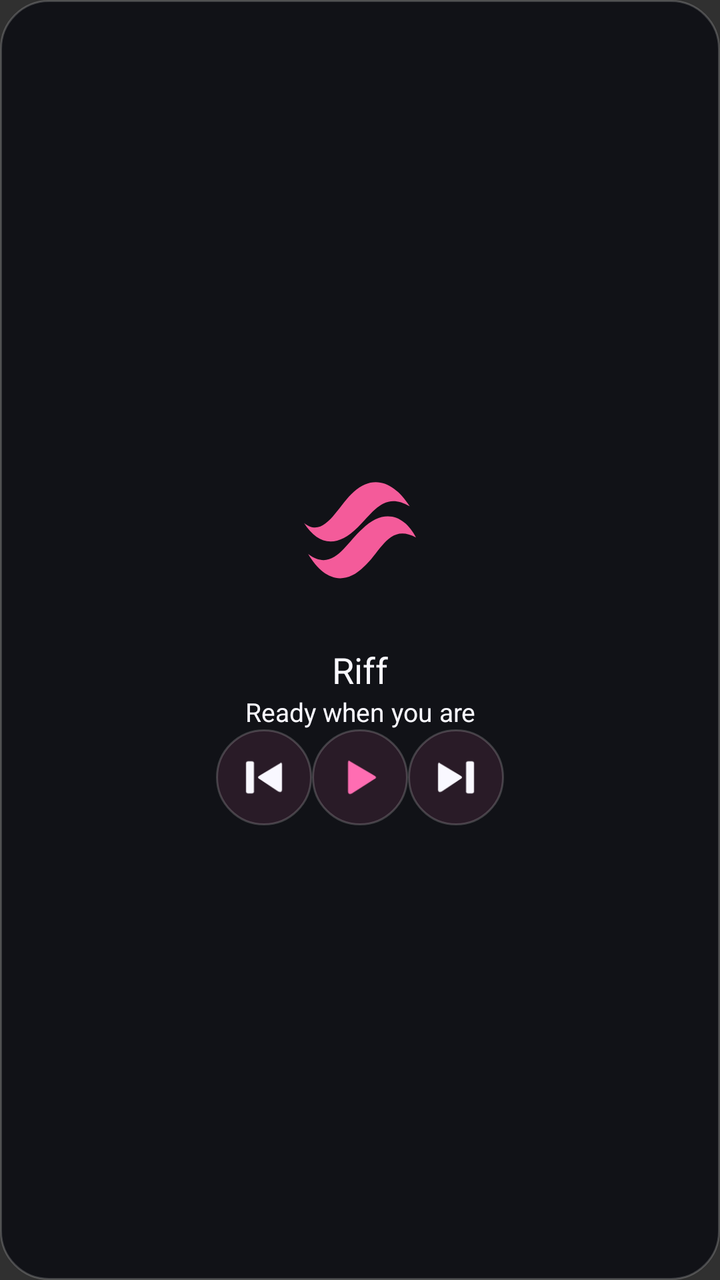
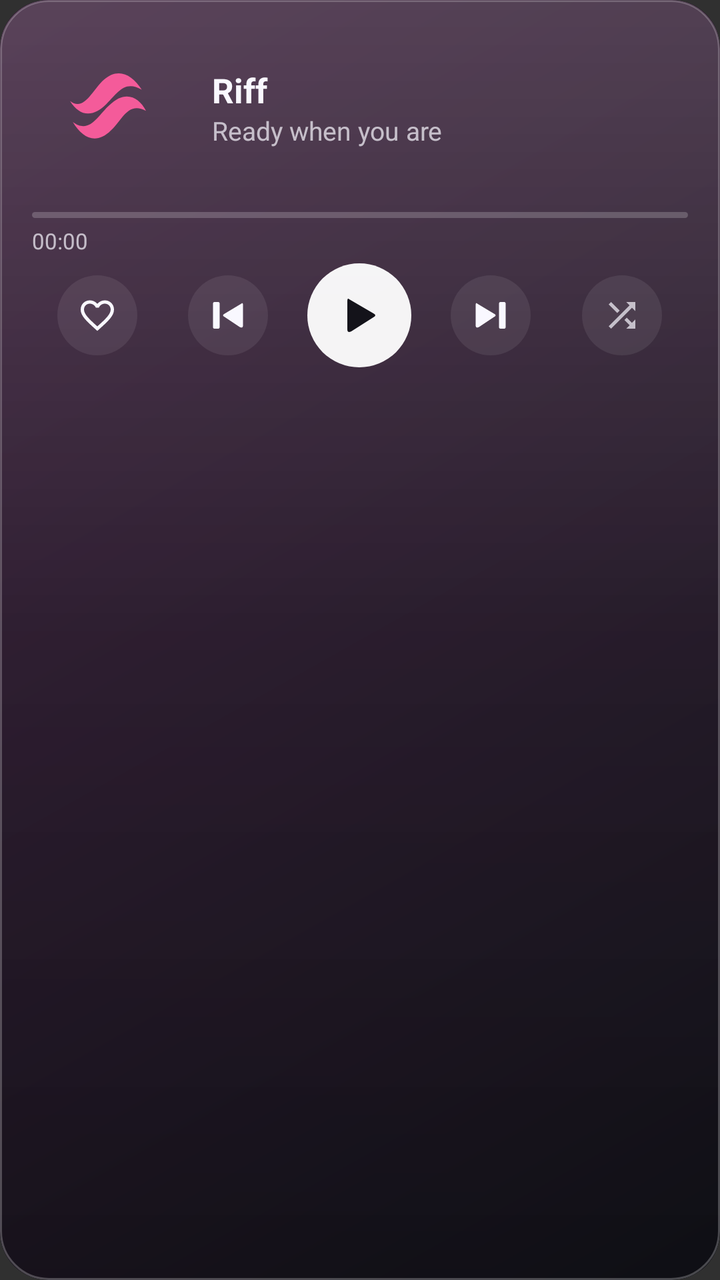

Compare the two renders of this Android layout. The source of the first and the diff that turns it into the second are given below.
<!-- AndroidManifest.xml: application theme android:Theme.Material.NoActionBar -->
<!-- res/layout/widget_large.xml -->
<LinearLayout xmlns:android="http://schemas.android.com/apk/res/android" android:id="@+id/widget_root" android:layout_width="match_parent" android:layout_height="match_parent" android:orientation="vertical" android:gravity="center" android:padding="12dp" android:background="@drawable/widget_background"><ImageView android:id="@+id/widget_art" android:layout_width="112dp" android:layout_height="112dp" android:scaleType="centerCrop" android:contentDescription="@string/widget_artwork" android:src="@drawable/ic_launcher_foreground" /><TextView android:id="@+id/widget_title" android:layout_width="match_parent" android:layout_height="wrap_content" android:text="@string/app_name" android:textColor="#F9F8FF" android:textSize="18sp" android:gravity="center" android:maxLines="1" android:ellipsize="end" /><TextView android:id="@+id/widget_artist" android:layout_width="match_parent" android:layout_height="wrap_content" android:text="@string/ready_when_you_are" android:textColor="#F9F8FF" android:textSize="13sp" android:gravity="center" android:maxLines="1" android:ellipsize="end" /><LinearLayout android:layout_width="wrap_content" android:layout_height="48dp" android:orientation="horizontal" android:gravity="center"><ImageButton android:id="@+id/widget_previous" android:layout_width="48dp" android:layout_height="48dp" android:background="@drawable/widget_button" android:padding="10dp" android:src="@drawable/widget_previous" android:contentDescription="@string/widget_previous" /><ImageButton android:id="@+id/widget_toggle" android:layout_width="48dp" android:layout_height="48dp" android:background="@drawable/widget_button" android:padding="10dp" android:src="@drawable/widget_toggle" android:contentDescription="@string/widget_toggle" /><ImageButton android:id="@+id/widget_next" android:layout_width="48dp" android:layout_height="48dp" android:background="@drawable/widget_button" android:padding="10dp" android:src="@drawable/widget_next" android:contentDescription="@string/widget_next" /></LinearLayout><TextView android:id="@+id/widget_up_next" android:layout_width="match_parent" android:layout_height="wrap_content" android:text="" android:textColor="#F9F8FF" android:textSize="12sp" android:gravity="center" android:maxLines="1" android:ellipsize="end" /></LinearLayout>
<!-- resources referenced by this layout -->
<resources>
  <!-- drawable widget_background (drawable) -->
  <shape xmlns:android="http://schemas.android.com/apk/res/android"><solid android:color="#F2101117"/><corners android:radius="24dp"/><stroke android:width="1dp" android:color="#30FFFFFF"/></shape>
  <!-- drawable widget_button (drawable) -->
  <shape xmlns:android="http://schemas.android.com/apk/res/android"><solid android:color="#1AFF6DB2"/><corners android:radius="24dp"/><stroke android:width="1dp" android:color="#30FFFFFF"/></shape>
  <!-- drawable widget_previous (drawable) -->
  <vector xmlns:android="http://schemas.android.com/apk/res/android" android:width="24dp" android:height="24dp" android:viewportWidth="24" android:viewportHeight="24"><path android:fillColor="#F9F8FF" android:pathData="M20,5Q21,4 21,6L21,18Q21,20 19,19L10,13Q8,12 10,11ZM6,4Q7,4 7,5L7,19Q7,20 6,20L4,20Q3,20 3,19L3,5Q3,4 4,4Z"/></vector>
  <!-- drawable widget_toggle (drawable) -->
  <vector xmlns:android="http://schemas.android.com/apk/res/android" android:width="24dp" android:height="24dp" android:viewportWidth="24" android:viewportHeight="24"><path android:fillColor="#FF6DB2" android:pathData="M7,4Q6,3 6,5L6,19Q6,21 8,20L19,13Q21,12 19,11Z"/></vector>
  <string name="app_name">Riff</string>
  <string name="ready_when_you_are">Ready when you are</string>
  <string name="widget_artwork">Open Riff</string>
  <string name="widget_next">Next song</string>
  <string name="widget_previous">Previous song</string>
  <string name="widget_toggle">Play or pause</string>
  <!-- unchanged entries left out for length: 2 -->
</resources>

<!-- the commit's change to res/layout/widget_large.xml (unified diff, before → after) -->
@@ -1 +1 @@
-<LinearLayout xmlns:android="http://schemas.android.com/apk/res/android" android:id="@+id/widget_root" android:layout_width="match_parent" android:layout_height="match_parent" android:orientation="vertical" android:gravity="center" android:padding="12dp" android:background="@drawable/widget_background"><ImageView android:id="@+id/widget_art" android:layout_width="112dp" android:layout_height="112dp" android:scaleType="centerCrop" android:contentDescription="@string/widget_artwork" android:src="@drawable/ic_launcher_foreground" /><TextView android:id="@+id/widget_title" android:layout_width="match_parent" android:layout_height="wrap_content" android:text="@string/app_name" android:textColor="#F9F8FF" android:textSize="18sp" android:gravity="center" android:maxLines="1" android:ellipsize="end" /><TextView android:id="@+id/widget_artist" android:layout_width="match_parent" android:layout_height="wrap_content" android:text="@string/ready_when_you_are" android:textColor="#F9F8FF" android:textSize="13sp" android:gravity="center" android:maxLines="1" android:ellipsize="end" /><LinearLayout android:layout_width="wrap_content" android:layout_height="48dp" android:orientation="horizontal" android:gravity="center"><ImageButton android:id="@+id/widget_previous" android:layout_width="48dp" android:layout_height="48dp" android:background="@drawable/widget_button" android:padding="10dp" android:src="@drawable/widget_previous" android:contentDescription="@string/widget_previous" /><ImageButton android:id="@+id/widget_toggle" android:layout_width="48dp" android:layout_height="48dp" android:background="@drawable/widget_button" android:padding="10dp" android:src="@drawable/widget_toggle" android:contentDescription="@string/widget_toggle" /><ImageButton android:id="@+id/widget_next" android:layout_width="48dp" android:layout_height="48dp" android:background="@drawable/widget_button" android:padding="10dp" android:src="@drawable/widget_next" android:contentDescription="@string/widget_next" /></LinearLayout><TextView android:id="@+id/widget_up_next" android:layout_width="match_parent" android:layout_height="wrap_content" android:text="" android:textColor="#F9F8FF" android:textSize="12sp" android:gravity="center" android:maxLines="1" android:ellipsize="end" /></LinearLayout>
+<FrameLayout xmlns:android="http://schemas.android.com/apk/res/android" android:id="@+id/widget_root" android:layout_width="match_parent" android:layout_height="match_parent" android:background="@drawable/widget_background" android:clipToOutline="true"><ImageView android:id="@+id/widget_backdrop" android:layout_width="match_parent" android:layout_height="match_parent" android:scaleType="centerCrop" android:src="@drawable/widget_backdrop_idle" android:importantForAccessibility="no"/><LinearLayout android:layout_width="match_parent" android:layout_height="match_parent" android:orientation="vertical" android:padding="16dp" android:background="@drawable/widget_glass_sheen"><LinearLayout android:layout_width="match_parent" android:layout_height="wrap_content" android:orientation="horizontal" android:gravity="center_vertical"><ImageView android:id="@+id/widget_art" android:layout_width="76dp" android:layout_height="76dp" android:scaleType="centerCrop" android:contentDescription="@string/widget_artwork" android:src="@drawable/ic_launcher_foreground" /><LinearLayout android:layout_width="0dp" android:layout_height="wrap_content" android:layout_weight="1" android:orientation="vertical" android:paddingStart="14dp" android:paddingEnd="0dp"><TextView android:id="@+id/widget_title" android:layout_width="match_parent" android:layout_height="wrap_content" android:text="@string/app_name" android:textColor="#F9F8FF" android:textSize="17sp" android:maxLines="1" android:ellipsize="end" android:textStyle="bold" /><TextView android:id="@+id/widget_artist" android:layout_width="match_parent" android:layout_height="wrap_content" android:text="@string/ready_when_you_are" android:textColor="#B3F9F8FF" android:textSize="13sp" android:maxLines="1" android:ellipsize="end" /></LinearLayout></LinearLayout><ProgressBar android:id="@+id/widget_progress" style="@android:style/Widget.ProgressBar.Horizontal" android:layout_width="match_parent" android:layout_height="3dp" android:max="1000" android:progress="0" android:progressDrawable="@drawable/widget_progress" android:layout_marginTop="14dp"/><LinearLayout android:layout_width="match_parent" android:layout_height="wrap_content" android:orientation="horizontal" android:layout_marginTop="4dp"><Chronometer android:id="@+id/widget_elapsed" android:layout_width="0dp" android:layout_height="wrap_content" android:layout_weight="1" android:textColor="#B3F9F8FF" android:textSize="11sp"/><TextView android:id="@+id/widget_duration" android:layout_width="wrap_content" android:layout_height="wrap_content" android:text="" android:textColor="#B3F9F8FF" android:textSize="11sp"/></LinearLayout><LinearLayout android:layout_width="match_parent" android:layout_height="60dp" android:orientation="horizontal" android:gravity="center_vertical"><FrameLayout android:layout_width="0dp" android:layout_height="wrap_content" android:layout_weight="1"><ImageButton android:id="@+id/widget_like" android:layout_width="40dp" android:layout_height="40dp" android:layout_gravity="center" android:background="@drawable/widget_button" android:padding="10dp" android:scaleType="fitCenter" android:src="@drawable/widget_heart" android:contentDescription="@string/like_on_youtube_music" /></FrameLayout><FrameLayout android:layout_width="0dp" android:layout_height="wrap_content" android:layout_weight="1"><ImageButton android:id="@+id/widget_previous" android:layout_width="40dp" android:layout_height="40dp" android:layout_gravity="center" android:background="@drawable/widget_button" android:padding="10dp" android:scaleType="fitCenter" android:src="@drawable/widget_previous" android:contentDescription="@string/widget_previous" /></FrameLayout><FrameLayout android:layout_width="0dp" android:layout_height="wrap_content" android:layout_weight="1"><ImageButton android:id="@+id/widget_toggle" android:layout_width="52dp" android:layout_height="52dp" android:layout_gravity="center" android:background="@drawable/widget_play_button" android:padding="14dp" android:scaleType="fitCenter" android:src="@drawable/widget_toggle" android:contentDescription="@string/widget_toggle" /></FrameLayout><FrameLayout android:layout_width="0dp" android:layout_height="wrap_content" android:layout_weight="1"><ImageButton android:id="@+id/widget_next" android:layout_width="40dp" android:layout_height="40dp" android:layout_gravity="center" android:background="@drawable/widget_button" android:padding="10dp" android:scaleType="fitCenter" android:src="@drawable/widget_next" android:contentDescription="@string/widget_next" /></FrameLayout><FrameLayout android:layout_width="0dp" android:layout_height="wrap_content" android:layout_weight="1"><ImageButton android:id="@+id/widget_shuffle" android:layout_width="40dp" android:layout_height="40dp" android:layout_gravity="center" android:background="@drawable/widget_button" android:padding="10dp" android:scaleType="fitCenter" android:src="@drawable/widget_shuffle" android:contentDescription="@string/shuffle_off" /></FrameLayout></LinearLayout><LinearLayout android:id="@+id/widget_up_next" android:layout_width="match_parent" android:layout_height="wrap_content" android:orientation="vertical" android:layout_marginTop="4dp" android:visibility="gone"><TextView android:layout_width="match_parent" android:layout_height="wrap_content" android:text="@string/up_next" android:textAllCaps="true" android:letterSpacing="0.08" android:textColor="#B3F9F8FF" android:textSize="11sp"/><TextView android:id="@+id/widget_up_next_1" android:layout_width="match_parent" android:layout_height="wrap_content" android:layout_marginTop="6dp" android:background="@drawable/widget_row" android:paddingHorizontal="12dp" android:paddingVertical="8dp" android:text="" android:textColor="#F9F8FF" android:textSize="13sp" android:maxLines="1" android:ellipsize="end"/><TextView android:id="@+id/widget_up_next_2" android:layout_width="match_parent" android:layout_height="wrap_content" android:layout_marginTop="6dp" android:background="@drawable/widget_row" android:paddingHorizontal="12dp" android:paddingVertical="8dp" android:text="" android:textColor="#F9F8FF" android:textSize="13sp" android:maxLines="1" android:ellipsize="end"/></LinearLayout></LinearLayout></FrameLayout>
<!-- resource entries referenced after the edit -->
@@ -1,15 +1,35 @@
 <!-- resources referenced by this layout -->
 <resources>
+  <!-- drawable widget_backdrop_idle (drawable) -->
+  <shape xmlns:android="http://schemas.android.com/apk/res/android"><gradient android:angle="315" android:startColor="#3A1E3A" android:endColor="#101117"/></shape>
   <!-- drawable widget_background (drawable) -->
-  <shape xmlns:android="http://schemas.android.com/apk/res/android"><solid android:color="#F2101117"/><corners android:radius="24dp"/><stroke android:width="1dp" android:color="#30FFFFFF"/></shape>
+  <shape xmlns:android="http://schemas.android.com/apk/res/android"><solid android:color="#F2101117"/><corners android:radius="24dp"/></shape>
   <!-- drawable widget_button (drawable) -->
-  <shape xmlns:android="http://schemas.android.com/apk/res/android"><solid android:color="#1AFF6DB2"/><corners android:radius="24dp"/><stroke android:width="1dp" android:color="#30FFFFFF"/></shape>
+  <shape xmlns:android="http://schemas.android.com/apk/res/android" android:shape="oval"><solid android:color="#14FFFFFF"/></shape>
+  <!-- drawable widget_glass_sheen (drawable) -->
+  <shape xmlns:android="http://schemas.android.com/apk/res/android"><gradient android:angle="270" android:startColor="#29FFFFFF" android:centerColor="#05FFFFFF" android:endColor="#26000000"/><stroke android:width="1dp" android:color="#3DFFFFFF"/><corners android:radius="24dp"/></shape>
+  <!-- drawable widget_heart (drawable) -->
+  <vector xmlns:android="http://schemas.android.com/apk/res/android" android:width="24dp" android:height="24dp" android:viewportWidth="24" android:viewportHeight="24"><path android:fillColor="#F9F8FF" android:pathData="M16.5,3c-1.74,0 -3.41,0.81 -4.5,2.09C10.91,3.81 9.24,3 7.5,3 4.42,3 2,5.42 2,8.5c0,3.78 3.4,6.86 8.55,11.54L12,21.35l1.45,-1.32C18.6,15.36 22,12.28 22,8.5 22,5.42 19.58,3 16.5,3zM12.1,18.55l-0.1,0.1 -0.1,-0.1C7.14,14.24 4,11.39 4,8.5 4,6.5 5.5,5 7.5,5c1.54,0 3.04,0.99 3.57,2.36h1.87C13.46,5.99 14.96,5 16.5,5c2,0 3.5,1.5 3.5,3.5 0,2.89 -3.14,5.74 -7.9,10.05z"/></vector>
+  <!-- drawable widget_play_button (drawable) -->
+  <shape xmlns:android="http://schemas.android.com/apk/res/android" android:shape="oval"><solid android:color="#F2FFFFFF"/></shape>
   <!-- drawable widget_previous (drawable) -->
   <vector xmlns:android="http://schemas.android.com/apk/res/android" android:width="24dp" android:height="24dp" android:viewportWidth="24" android:viewportHeight="24"><path android:fillColor="#F9F8FF" android:pathData="M20,5Q21,4 21,6L21,18Q21,20 19,19L10,13Q8,12 10,11ZM6,4Q7,4 7,5L7,19Q7,20 6,20L4,20Q3,20 3,19L3,5Q3,4 4,4Z"/></vector>
+  <!-- drawable widget_progress (drawable) -->
+  <layer-list xmlns:android="http://schemas.android.com/apk/res/android">
+  <item android:id="@android:id/background"><shape><solid android:color="#33FFFFFF"/><corners android:radius="2dp"/></shape></item>
+  <item android:id="@android:id/progress"><clip><shape><solid android:color="#F9F8FF"/><corners android:radius="2dp"/></shape></clip></item>
+  </layer-list>
+  <!-- drawable widget_row (drawable) -->
+  <shape xmlns:android="http://schemas.android.com/apk/res/android"><solid android:color="#14FFFFFF"/><corners android:radius="12dp"/></shape>
+  <!-- drawable widget_shuffle (drawable) -->
+  <vector xmlns:android="http://schemas.android.com/apk/res/android" android:width="24dp" android:height="24dp" android:viewportWidth="24" android:viewportHeight="24"><path android:fillColor="#B3F9F8FF" android:pathData="M10.59,9.17L5.41,4 4,5.41l5.17,5.17 1.42,-1.41zM14.5,4l2.04,2.04L4,18.59 5.41,20 17.96,7.46 20,9.5L20,4h-5.5zM14.83,13.41l-1.41,1.41 3.13,3.13L14.5,20L20,20v-5.5l-2.04,2.04 -3.13,-3.13z"/></vector>
   <!-- drawable widget_toggle (drawable) -->
-  <vector xmlns:android="http://schemas.android.com/apk/res/android" android:width="24dp" android:height="24dp" android:viewportWidth="24" android:viewportHeight="24"><path android:fillColor="#FF6DB2" android:pathData="M7,4Q6,3 6,5L6,19Q6,21 8,20L19,13Q21,12 19,11Z"/></vector>
+  <vector xmlns:android="http://schemas.android.com/apk/res/android" android:width="24dp" android:height="24dp" android:viewportWidth="24" android:viewportHeight="24"><path android:fillColor="#14131A" android:pathData="M7,4Q6,3 6,5L6,19Q6,21 8,20L19,13Q21,12 19,11Z"/></vector>
   <string name="app_name">Riff</string>
+  <string name="like_on_youtube_music">Like on YouTube Music</string>
   <string name="ready_when_you_are">Ready when you are</string>
+  <string name="shuffle_off">Shuffle off</string>
+  <string name="up_next">Up next</string>
   <string name="widget_artwork">Open Riff</string>
   <string name="widget_next">Next song</string>
   <string name="widget_previous">Previous song</string>
